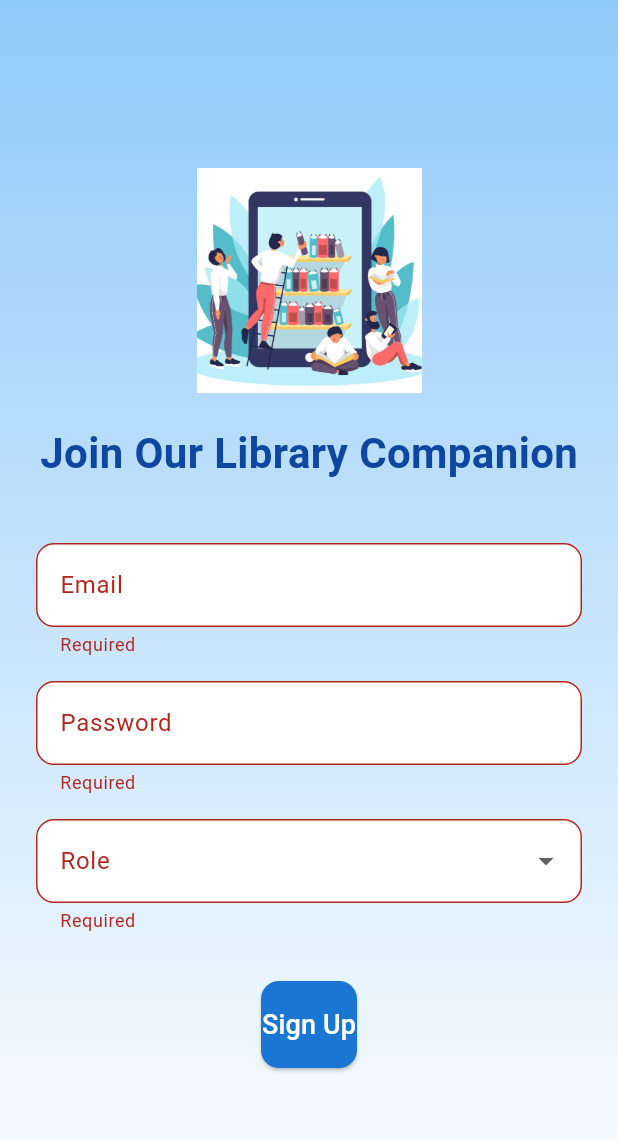
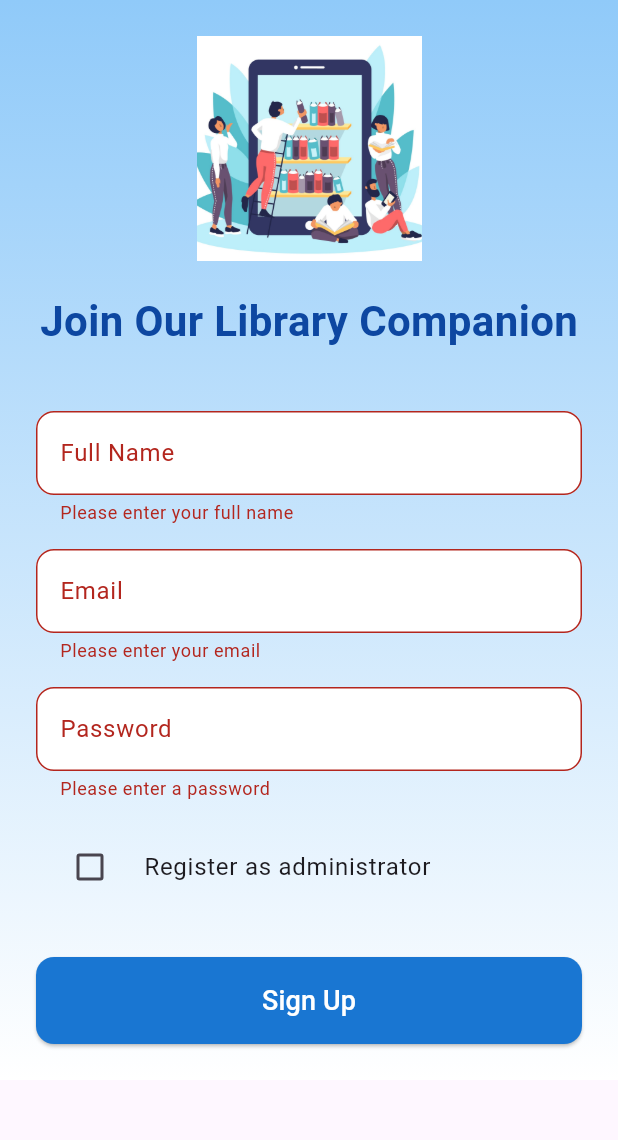
Before and after one commit to bsc-com-12-19/Library-Companion, a Flutter app: the SignupScreen screen opened directly, after a tap on "Sign Up", on a phone screen of 412 x 824 dp. Shown: the top 1140 px of the screen. Run offline on Flutter 3.47's test engine with Material 3 defaults, Android fonts, the light colour scheme and no system bars; our stand-ins replace supabase_flutter; accounts and stored records are empty.

Commit message:
I have added a new table in the database and have updated the signup screen to store the user information in this table since there was a problem with first implementation of superbase auth

```diff
--- a/library_companion/lib/signup_screen.dart
+++ b/library_companion/lib/signup_screen.dart
@@ -2,36 +2,118 @@ import 'package:flutter/material.dart';
 import 'package:supabase_flutter/supabase_flutter.dart';
 
 class SignupScreen extends StatefulWidget {
+  const SignupScreen({Key? key}) : super(key: key);
+
   @override
-  _SignupScreenState createState() => _SignupScreenState();
+  State<SignupScreen> createState() => _SignupScreenState();
 }
 
 class _SignupScreenState extends State<SignupScreen> with SingleTickerProviderStateMixin {
   final _formKey = GlobalKey<FormState>();
-  final emailController = TextEditingController();
-  final passwordController = TextEditingController();
-  String? selectedRole;
-  late AnimationController _controller;
-  late Animation<double> _opacity;
+  final _fullNameController = TextEditingController();
+  final _emailController = TextEditingController();
+  final _passwordController = TextEditingController();
+  bool _isAdmin = false;
+  bool _isLoading = false;
+  late final AnimationController _animationController;
+  late final Animation<double> _opacityAnimation;
+  final _supabase = Supabase.instance.client;
 
   @override
   void initState() {
     super.initState();
-    _controller = AnimationController(
+    _animationController = AnimationController(
       vsync: this,
       duration: const Duration(milliseconds: 800),
     )..forward();
-
-    _opacity = CurvedAnimation(
-      parent: _controller,
+    _opacityAnimation = CurvedAnimation(
+      parent: _animationController,
       curve: Curves.easeInOut,
     );
   }
 
   @override
   void dispose() {
-    _controller.dispose();
+    _fullNameController.dispose();
+    _emailController.dispose();
+    _passwordController.dispose();
+    _animationController.dispose();
     super.dispose();
+  }
+
+  Future<void> _handleSignUp() async {
+    if (!(_formKey.currentState?.validate() ?? false)) return;
+    if (_isLoading) return;
+
+    setState(() => _isLoading = true);
+
+    try {
+      final email = _emailController.text.trim();
+      final password = _passwordController.text.trim();
+      final fullName = _fullNameController.text.trim();
+
+      // 1. Create auth user
+      final authResponse = await _supabase.auth.signUp(
+        email: email,
+        password: password,
+        data: {
+          'full_name': fullName,
+          'isAdmin': _isAdmin,
+        },
+      );
+
+      if (authResponse.user?.id == null) {
+        throw Exception('User creation failed - no user ID returned');
+      }
+
+      // 2. Verify user record was created in public.users
+      await _verifyUserRecord(authResponse.user!.id);
+
+      if (!mounted) return;
+      _showSuccessMessage();
+    } on AuthException catch (e) {
+      if (!mounted) return;
+      _showErrorMessage('Authentication error: ${e.message}');
+    } catch (e) {
+      if (!mounted) return;
+      _showErrorMessage('Error: ${e.toString()}');
+    } finally {
+      if (mounted) setState(() => _isLoading = false);
+    }
+  }
+
+  Future<void> _verifyUserRecord(String userId) async {
+    // Wait briefly for the trigger to execute
+    await Future.delayed(const Duration(seconds: 1));
+
+    final response = await _supabase
+        .from('users')
+        .select()
+        .eq('id', userId)
+        .maybeSingle();
+
+    if (response == null) {
+      throw Exception('User record not found in database');
+    }
+  }
+
+  void _showSuccessMessage() {
+    ScaffoldMessenger.of(context).showSnackBar(
+      const SnackBar(
+        content: Text('Account created successfully!'),
+        backgroundColor: Colors.green,
+      ),
+    );
+    Navigator.of(context).pop();
+  }
+
+  void _showErrorMessage(String message) {
+    ScaffoldMessenger.of(context).showSnackBar(
+      SnackBar(
+        content: Text(message),
+        backgroundColor: Colors.red,
+      ),
+    );
   }
 
   @override
@@ -50,12 +132,12 @@ class _SignupScreenState extends State<SignupScreen> with SingleTickerProviderSt
         ),
         child: Padding(
           padding: const EdgeInsets.all(24.0),
+          child: SingleChildScrollView(
             child: Column(
               mainAxisAlignment: MainAxisAlignment.center,
               children: [
-              // Library logo with animation
                 FadeTransition(
-                opacity: _opacity,
+                  opacity: _opacityAnimation,
                   child: Image.asset(
                     'assets/images/library.jpg',
                     height: 150,
@@ -64,9 +146,8 @@ class _SignupScreenState extends State<SignupScreen> with SingleTickerProviderSt
                   ),
                 ),
                 const SizedBox(height: 20),
-              // Title with animation
                 FadeTransition(
-                opacity: _opacity,
+                  opacity: _opacityAnimation,
                   child: Text(
                     'Join Our Library Companion',
                     style: TextStyle(
@@ -77,15 +158,33 @@ class _SignupScreenState extends State<SignupScreen> with SingleTickerProviderSt
                   ),
                 ),
                 const SizedBox(height: 40),
-              // Form with animation
                 FadeTransition(
-                opacity: _opacity,
+                  opacity: _opacityAnimation,
                   child: Form(
                     key: _formKey,
                     child: Column(
                       children: [
                         TextFormField(
-                        controller: emailController,
+                          controller: _fullNameController,
+                          decoration: InputDecoration(
+                            labelText: 'Full Name',
+                            filled: true,
+                            fillColor: Colors.white,
+                            border: OutlineInputBorder(
+                              borderRadius: BorderRadius.circular(12),
+                            ),
+                          ),
+                          validator: (value) {
+                            if (value == null || value.isEmpty) {
+                              return 'Please enter your full name';
+                            }
+                            return null;
+                          },
+                        ),
+                        const SizedBox(height: 16),
+                        TextFormField(
+                          controller: _emailController,
+                          keyboardType: TextInputType.emailAddress,
                           decoration: InputDecoration(
                             labelText: 'Email',
                             filled: true,
@@ -94,11 +193,19 @@ class _SignupScreenState extends State<SignupScreen> with SingleTickerProviderSt
                               borderRadius: BorderRadius.circular(12),
                             ),
                           ),
-                        validator: (value) => value!.isEmpty ? 'Required' : null,
+                          validator: (value) {
+                            if (value == null || value.isEmpty) {
+                              return 'Please enter your email';
+                            }
+                            if (!RegExp(r'^[^@]+@[^@]+\.[^@]+').hasMatch(value)) {
+                              return 'Please enter a valid email';
+                            }
+                            return null;
+                          },
                         ),
                         const SizedBox(height: 16),
                         TextFormField(
-                        controller: passwordController,
+                          controller: _passwordController,
                           obscureText: true,
                           decoration: InputDecoration(
                             labelText: 'Password',
@@ -108,91 +215,53 @@ class _SignupScreenState extends State<SignupScreen> with SingleTickerProviderSt
                               borderRadius: BorderRadius.circular(12),
                             ),
                           ),
-                        validator: (value) => value!.isEmpty ? 'Required' : null,
+                          validator: (value) {
+                            if (value == null || value.isEmpty) {
+                              return 'Please enter a password';
+                            }
+                            if (value.length < 6) {
+                              return 'Password must be at least 6 characters';
+                            }
+                            return null;
+                          },
                         ),
                         const SizedBox(height: 16),
-                      DropdownButtonFormField<String>(
-                        value: selectedRole,
-                        items: ['Student', 'Library Manager'].map((role) {
-                          return DropdownMenuItem(
-                            value: role,
-                            child: Text(role),
-                          );
-                        }).toList(),
-                        onChanged: (value) => setState(() => selectedRole = value),
-                        decoration: InputDecoration(
-                          labelText: 'Role',
-                          filled: true,
-                          fillColor: Colors.white,
-                          border: OutlineInputBorder(
-                            borderRadius: BorderRadius.circular(12),
-                          ),
-                        ),
-                        validator: (value) => value == null ? 'Required' : null,
+                        CheckboxListTile(
+                          title: const Text('Register as administrator'),
+                          value: _isAdmin,
+                          onChanged: _isLoading
+                              ? null
+                              : (value) => setState(() => _isAdmin = value ?? false),
+                          controlAffinity: ListTileControlAffinity.leading,
                         ),
                         const SizedBox(height: 32),
-                      ElevatedButton(
+                        SizedBox(
+                          width: double.infinity,
+                          child: ElevatedButton(
                             style: ElevatedButton.styleFrom(
-                          padding: const EdgeInsets.symmetric(vertical: 16), backgroundColor: Colors.blue.shade700,
+                              padding: const EdgeInsets.symmetric(vertical: 16),
+                              backgroundColor: Colors.blue.shade700,
                               shape: RoundedRectangleBorder(
                                 borderRadius: BorderRadius.circular(12),
                               ),
                             ),
-                        onPressed: () async {
-                          if (_formKey.currentState!.validate()) {
-                            // Show loading dialog
-                            showDialog(
-                              context: context,
-                              barrierDismissible: false,
-                              builder: (context) => const Center(
-                                child: CircularProgressIndicator.adaptive(),
+                            onPressed: _isLoading ? null : _handleSignUp,
+                            child: _isLoading
+                                ? const SizedBox(
+                                    width: 24,
+                                    height: 24,
+                                    child: CircularProgressIndicator(
+                                      color: Colors.white,
+                                      strokeWidth: 3,
                                     ),
-                            );
-
-                            try {
-                              await Supabase.instance.client.auth.signUp(
-                                email: emailController.text,
-                                password: passwordController.text,
-                                data: {'role': selectedRole},
-                              );
-
-                              // Dismiss loading dialog
-                              Navigator.of(context).pop();
-
-                              // Show success alert
-                              await showDialog(
-                                context: context,
-                                builder: (context) => AlertDialog(
-                                  title: const Text('Success!'),
-                                  content: const Text('Your account has been created'),
-                                  actions: [
-                                    TextButton(
-                                      onPressed: () => Navigator.of(context).pop(),
-                                      child: const Text('OK'),
+                                  )
+                                : const Text(
+                                    'Sign Up',
+                                    style: TextStyle(
+                                      color: Colors.white,
+                                      fontSize: 18,
                                     ),
-                                  ],
                                   ),
-                              );
-
-                              // Navigate back to login
-                              Navigator.of(context).pop();
-
-                            } on AuthException catch (e) {
-                              Navigator.of(context).pop();
-                              ScaffoldMessenger.of(context).showSnackBar(
-                                SnackBar(content: Text(e.message)),
-                              );
-                            } catch (e) {
-                              Navigator.of(context).pop();
-                              ScaffoldMessenger.of(context).showSnackBar(
-                                const SnackBar(content: Text('An error occurred')),
-                              );
-                            }
-                          }
-                        },
-                        child: const Text(
-                          'Sign Up',
-                          style: TextStyle(color: Colors.white, fontSize: 18),
                           ),
                         ),
                       ],
@@ -203,6 +272,7 @@ class _SignupScreenState extends State<SignupScreen> with SingleTickerProviderSt
             ),
           ),
         ),
+      ),
     );
   }
 }
```
Lines whose indentation alone changed are shown as unchanged.
